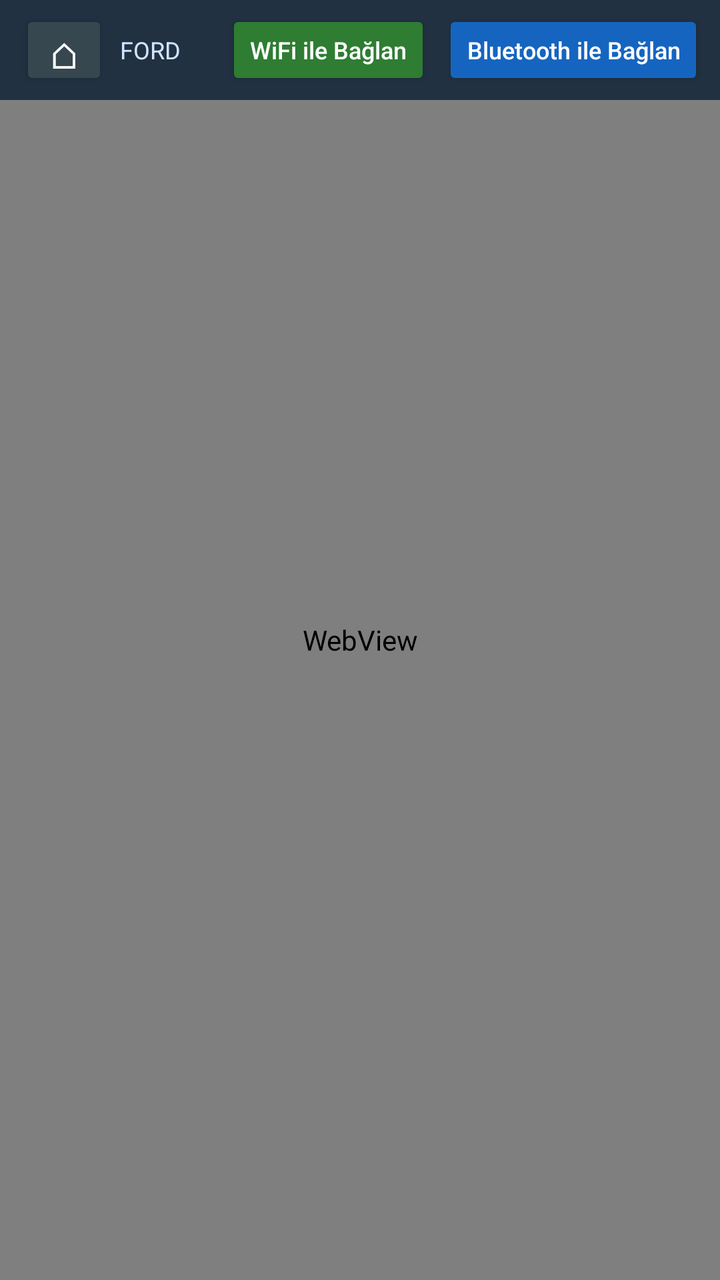
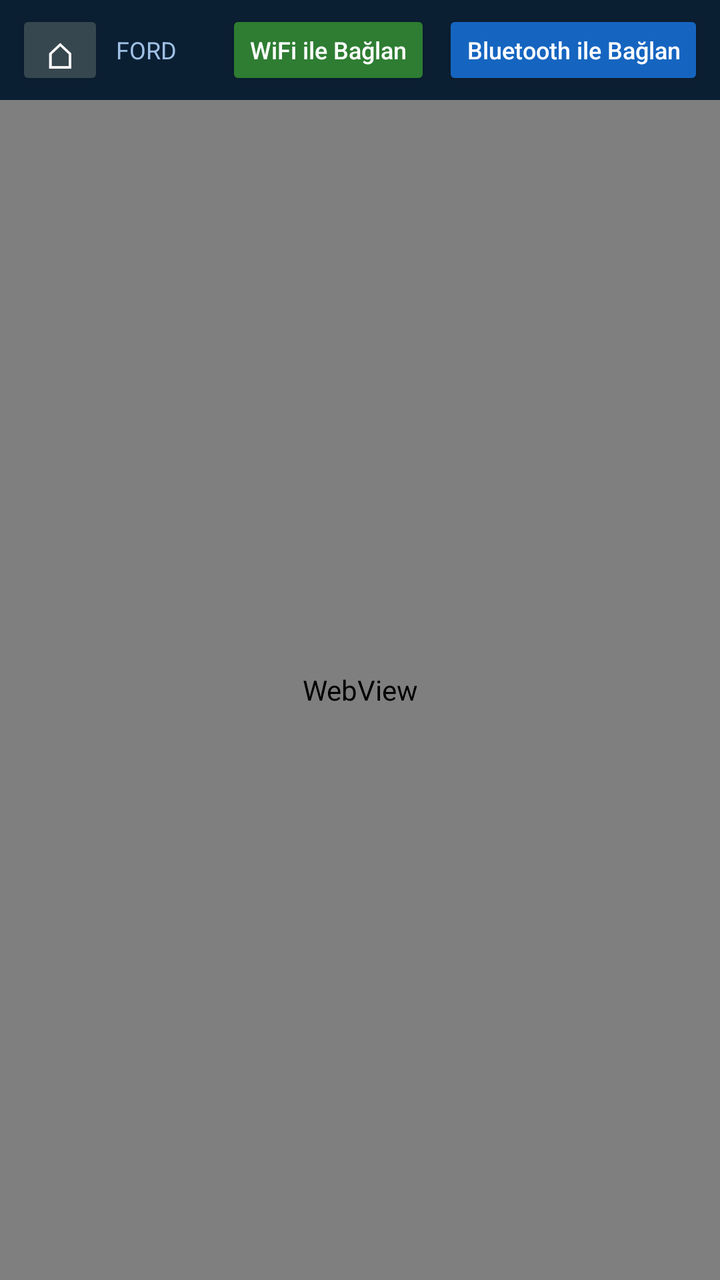

Before-and-after screenshots of an Android layout around one commit, followed by the original layout XML and the change that was made.
<!-- AndroidManifest.xml: application theme Theme.FordPanel -->
<!-- res/layout/activity_main.xml -->
<?xml version="1.0" encoding="utf-8"?>
<FrameLayout xmlns:android="http://schemas.android.com/apk/res/android"
    android:layout_width="match_parent"
    android:layout_height="match_parent"
    android:background="#0b1f33">

    <WebView
        android:id="@+id/web"
        android:layout_width="match_parent"
        android:layout_height="match_parent" />

    
    <LinearLayout
        android:layout_width="match_parent"
        android:layout_height="wrap_content"
        android:orientation="horizontal"
        android:gravity="center_vertical"
        android:background="#CC0b1f33"
        android:paddingLeft="10dp"
        android:paddingRight="8dp"
        android:paddingTop="5dp"
        android:paddingBottom="5dp">

        <Button
            android:id="@+id/homeBtn"
            android:layout_width="wrap_content"
            android:layout_height="40dp"
            android:minWidth="44dp"
            android:text="⌂"
            android:textColor="#ffffff"
            android:textSize="18sp"
            android:textAllCaps="false"
            android:backgroundTint="#37474f"
            android:layout_marginEnd="6dp"
            android:paddingLeft="8dp"
            android:paddingRight="8dp" />

        <TextView
            android:id="@+id/durum"
            android:layout_width="0dp"
            android:layout_height="wrap_content"
            android:layout_weight="1"
            android:text="FORD"
            android:textColor="#d0e4ff"
            android:textSize="12sp"
            android:maxLines="1"
            android:ellipsize="end" />

        <Button
            android:id="@+id/wifiBtn"
            android:layout_width="wrap_content"
            android:layout_height="40dp"
            android:text="WiFi ile Bağlan"
            android:textColor="#ffffff"
            android:textSize="12sp"
            android:textAllCaps="false"
            android:backgroundTint="#2e7d32"
            android:layout_marginEnd="6dp"
            android:paddingLeft="12dp"
            android:paddingRight="12dp" />

        <Button
            android:id="@+id/btBtn"
            android:layout_width="wrap_content"
            android:layout_height="40dp"
            android:text="Bluetooth ile Bağlan"
            android:textColor="#ffffff"
            android:textSize="12sp"
            android:textAllCaps="false"
            android:backgroundTint="#1565c0"
            android:paddingLeft="12dp"
            android:paddingRight="12dp" />
    </LinearLayout>
</FrameLayout>
<!-- resources referenced by this layout -->
<resources>
  <style name="Theme.FordPanel" parent="@android:style/Theme.Material.NoActionBar">
          <item name="android:windowBackground">#0b1f33</item>
          <item name="android:statusBarColor">#0b1f33</item>
          <item name="android:navigationBarColor">#0b1f33</item>
      </style>
</resources>

<!-- the commit's change to res/layout/activity_main.xml (unified diff, before → after) -->
@@ -1,13 +1,9 @@
 <?xml version="1.0" encoding="utf-8"?>
-<FrameLayout xmlns:android="http://schemas.android.com/apk/res/android"
+<LinearLayout xmlns:android="http://schemas.android.com/apk/res/android"
     android:layout_width="match_parent"
     android:layout_height="match_parent"
+    android:orientation="vertical"
     android:background="#0b1f33">
-
-    <WebView
-        android:id="@+id/web"
-        android:layout_width="match_parent"
-        android:layout_height="match_parent" />
 
     
     <LinearLayout
@@ -15,8 +11,8 @@
         android:layout_height="wrap_content"
         android:orientation="horizontal"
         android:gravity="center_vertical"
-        android:background="#CC0b1f33"
-        android:paddingLeft="10dp"
+        android:background="#0b1f33"
+        android:paddingLeft="8dp"
         android:paddingRight="8dp"
         android:paddingTop="5dp"
         android:paddingBottom="5dp">
@@ -41,7 +37,7 @@
             android:layout_height="wrap_content"
             android:layout_weight="1"
             android:text="FORD"
-            android:textColor="#d0e4ff"
+            android:textColor="#9fc0e4"
             android:textSize="12sp"
             android:maxLines="1"
             android:ellipsize="end" />
@@ -71,4 +67,10 @@
             android:paddingLeft="12dp"
             android:paddingRight="12dp" />
     </LinearLayout>
-</FrameLayout>
+
+    <WebView
+        android:id="@+id/web"
+        android:layout_width="match_parent"
+        android:layout_height="0dp"
+        android:layout_weight="1" />
+</LinearLayout>
